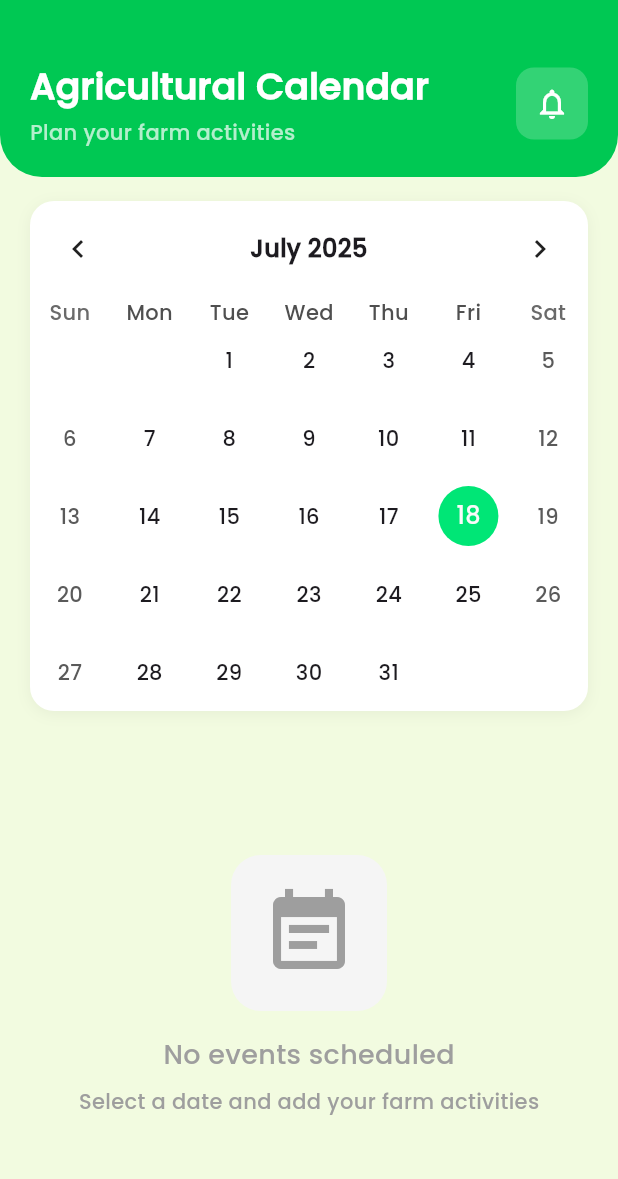
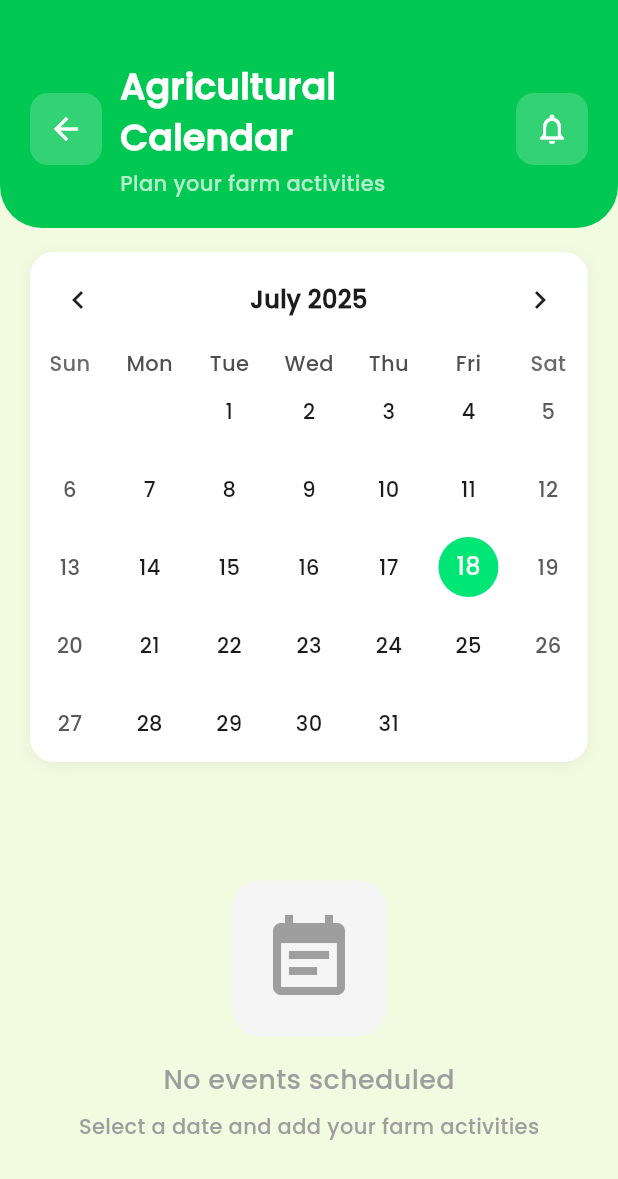
Before and after one commit to ScarletVonRosefall/AgriSynch, a Flutter app: the AgriSynchCalendarPage screen opened directly, on a phone screen of 412 x 824 dp. Shown: the top 1179 px of the screen. Run offline on Flutter 3.47's test engine with Material 3 defaults, Android fonts, the phone set to English and light mode, and no system bars; drawn by our look-alikes of table_calendar; our stand-ins replace flutter_secure_storage, shared_preferences; accounts and stored records are empty.

Commit message:
Fixing Calendar

```diff
--- a/AgriSynch/lib/AgriSynchCalendarPage.dart
+++ b/AgriSynch/lib/AgriSynchCalendarPage.dart
@@ -261,6 +261,21 @@ class _CalendarPageState extends State<AgriSynchCalendarPage> {
               children: [
                 Row(
                   children: [
+                    Container(
+                      decoration: BoxDecoration(
+                        color: Colors.white.withOpacity(0.2),
+                        borderRadius: BorderRadius.circular(12),
+                      ),
+                      child: IconButton(
+                        onPressed: () => Navigator.pop(context),
+                        icon: const Icon(
+                          Icons.arrow_back,
+                          color: Colors.white,
+                          size: 24,
+                        ),
+                      ),
+                    ),
+                    const SizedBox(width: 12),
                     const Expanded(
                       child: Column(
                         crossAxisAlignment: CrossAxisAlignment.start,
```
